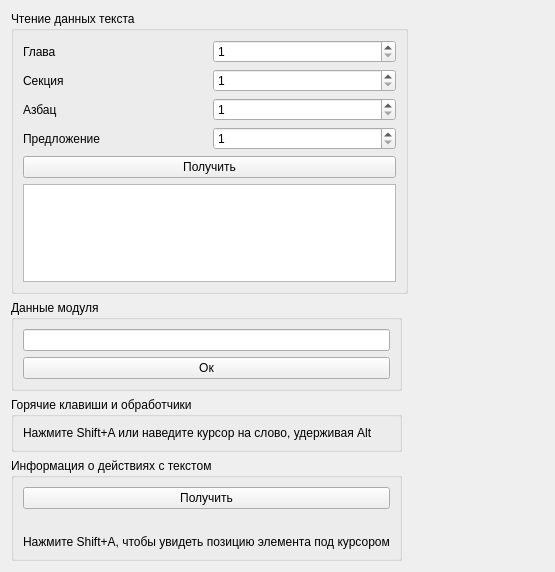
First picture: the form in seviz/modules/EngineTest/enginetestwidget.ui, repository eltimen/seviz, before the edit.
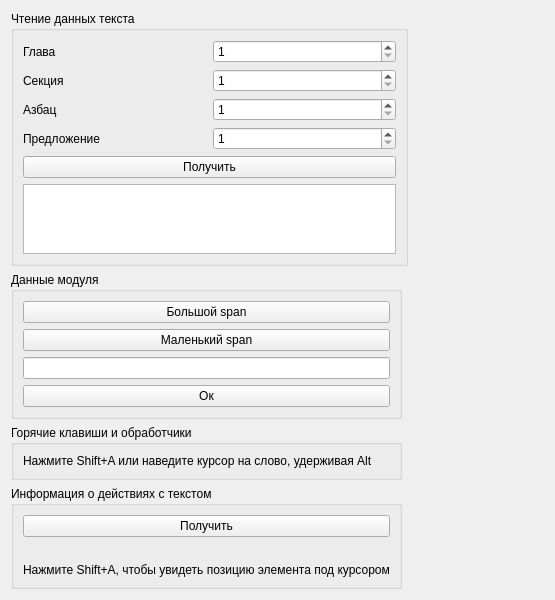
Second picture: the form after the edit.

Diff of the .ui file:
```diff
--- a/seviz/modules/EngineTest/enginetestwidget.ui
+++ b/seviz/modules/EngineTest/enginetestwidget.ui
@@ -46,6 +46,20 @@
       <string>Данные модуля</string>
      </property>
      <layout class="QVBoxLayout" name="verticalLayout_2">
+      <item>
+       <widget class="QPushButton" name="pushButton_2">
+        <property name="text">
+         <string>Большой span</string>
+        </property>
+       </widget>
+      </item>
+      <item>
+       <widget class="QPushButton" name="pushButton_3">
+        <property name="text">
+         <string>Маленький span</string>
+        </property>
+       </widget>
+      </item>
       <item>
        <widget class="QLineEdit" name="lineEdit">
         <property name="text">
```
